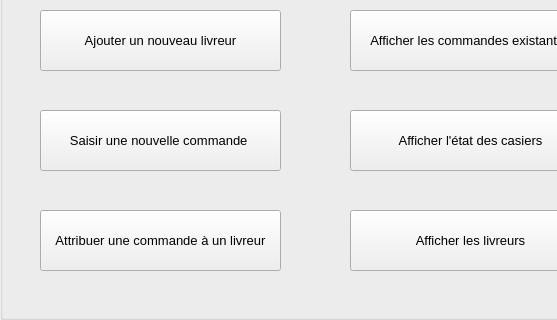
Qt form Locker/mainpage.ui (maxjbs93/Locker) before a commit; both pictures show x 0 to 557 and y 160 to 480 of the 640 by 480 pixel window.
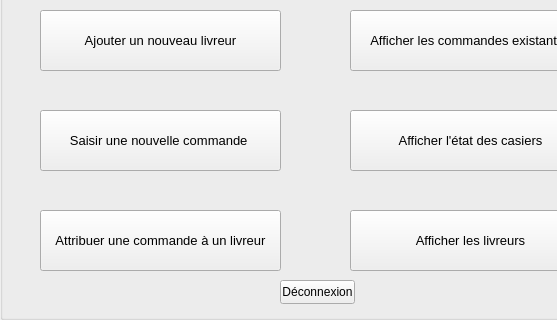
The same form after that commit.

Commit message: ajout d'un bouton de déconnexion + avancement côté livreur

Patch:
```diff
--- a/Locker/mainpage.ui
+++ b/Locker/mainpage.ui
@@ -187,6 +187,19 @@
       <string>Afficher les livreurs</string>
      </property>
     </widget>
+    <widget class="QPushButton" name="pushButton_deconnexion">
+     <property name="geometry">
+      <rect>
+       <x>280</x>
+       <y>440</y>
+       <width>75</width>
+       <height>24</height>
+      </rect>
+     </property>
+     <property name="text">
+      <string>Déconnexion</string>
+     </property>
+    </widget>
    </widget>
   </widget>
  </widget>
```
The commit also changes 37 other files.
